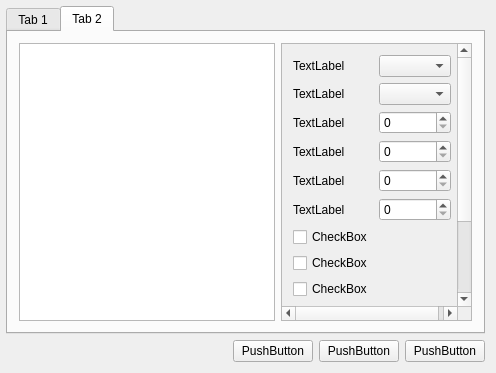
Old version of the form TimeTable-Qt/Settings_New.ui in the repository SHM-white/TimeTable-Qt.
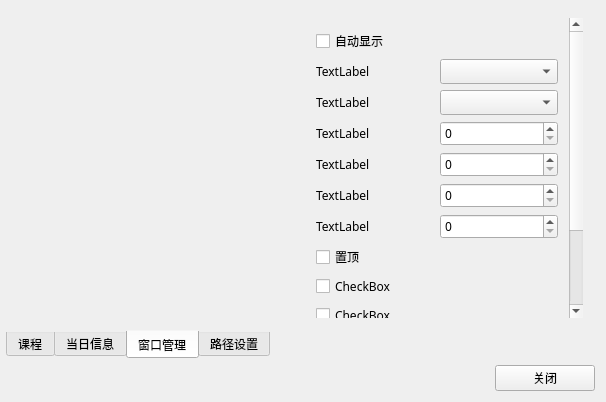
New version of the form. The open tabs and pages were chosen to show the change.

```diff
--- a/TimeTable-Qt/Settings_New.ui
+++ b/TimeTable-Qt/Settings_New.ui
@@ -6,13 +6,43 @@
    <rect>
     <x>0</x>
     <y>0</y>
-    <width>496</width>
-    <height>373</height>
+    <width>606</width>
+    <height>402</height>
    </rect>
   </property>
+  <property name="font">
+   <font>
+    <family>Microsoft YaHei</family>
+   </font>
+  </property>
   <property name="windowTitle">
    <string>Settings_New</string>
   </property>
+  <property name="styleSheet">
+   <string notr="true">QWidget#scrollAreaWidgetContents{
+	border-top:0px solid #e8f3f9;
+    background:transparent;
+}
+QListView {
+    background-color: transparent;
+}
+
+QColumnView {
+    background-color: transparent;
+}
+QScrollArea {
+    background-color: transparent;
+	border-color: transparent;
+}
+QTabWidget::tab {
+    background-color: transparent;
+}
+QTabWidget:pane 
+{
+	border-top:0px solid #e8f3f9;
+	background:  transparent; 
+}</string>
+  </property>
   <layout class="QGridLayout" name="gridLayout">
    <property name="leftMargin">
     <number>6</number>
@@ -22,54 +52,171 @@
    </property>
    <item row="0" column="0">
     <widget class="QTabWidget" name="tabWidget">
+     <property name="font">
+      <font>
+       <family>Microsoft YaHei</family>
+      </font>
+     </property>
+     <property name="tabPosition">
+      <enum>QTabWidget::South</enum>
+     </property>
      <property name="currentIndex">
-      <number>1</number>
+      <number>0</number>
      </property>
      <widget class="QWidget" name="tab">
       <attribute name="title">
-       <string>Tab 1</string>
+       <string>课程</string>
       </attribute>
-      <layout class="QGridLayout" name="gridLayout_2">
-       <item row="0" column="1">
-        <widget class="QPushButton" name="pushButton_6">
-         <property name="text">
-          <string>PushButton</string>
+      <layout class="QHBoxLayout" name="horizontalLayout_6">
+       <item>
+        <widget class="QColumnView" name="columnView">
+         <property name="font">
+          <font>
+           <family>Microsoft YaHei</family>
+          </font>
          </property>
         </widget>
        </item>
-       <item row="1" column="1">
-        <widget class="QPushButton" name="pushButton_8">
-         <property name="text">
-          <string>PushButton</string>
-         </property>
-        </widget>
+       <item>
+        <layout class="QVBoxLayout" name="verticalLayout_2">
+         <item>
+          <widget class="QPushButton" name="pushButton_8">
+           <property name="font">
+            <font>
+             <family>Microsoft YaHei</family>
+            </font>
+           </property>
+           <property name="inputMethodHints">
+            <set>Qt::ImhNone</set>
+           </property>
+           <property name="text">
+            <string>添加</string>
+           </property>
+          </widget>
+         </item>
+         <item>
+          <widget class="QPushButton" name="pushButton_7">
+           <property name="font">
+            <font>
+             <family>Microsoft YaHei</family>
+            </font>
+           </property>
+           <property name="inputMethodHints">
+            <set>Qt::ImhNone</set>
+           </property>
+           <property name="text">
+            <string>删除</string>
+           </property>
+          </widget>
+         </item>
+         <item>
+          <widget class="QPushButton" name="pushButton_9">
+           <property name="font">
+            <font>
+             <family>Microsoft YaHei</family>
+            </font>
+           </property>
+           <property name="inputMethodHints">
+            <set>Qt::ImhNone</set>
+           </property>
+           <property name="text">
+            <string>按开始时间排序</string>
+           </property>
+          </widget>
+         </item>
+         <item>
+          <widget class="QPushButton" name="pushButton_6">
+           <property name="font">
+            <font>
+             <family>Microsoft YaHei</family>
+            </font>
+           </property>
+           <property name="inputMethodHints">
+            <set>Qt::ImhNone</set>
+           </property>
+           <property name="text">
+            <string>刷新</string>
+           </property>
+          </widget>
+         </item>
+        </layout>
        </item>
-       <item row="3" column="1">
-        <widget class="QPushButton" name="pushButton_7">
-         <property name="text">
-          <string>PushButton</string>
-         </property>
-        </widget>
+      </layout>
+     </widget>
+     <widget class="QWidget" name="tab_4">
+      <attribute name="title">
+       <string>当日信息</string>
+      </attribute>
+      <layout class="QHBoxLayout" name="horizontalLayout_7">
+       <item>
+        <widget class="QListWidget" name="listWidget"/>
        </item>
-       <item row="2" column="1">
-        <widget class="QPushButton" name="pushButton_9">
-         <property name="text">
-          <string>PushButton</string>
-         </property>
-        </widget>
-       </item>
-       <item row="0" column="0" rowspan="5">
-        <widget class="QColumnView" name="columnView"/>
+       <item>
+        <layout class="QVBoxLayout" name="verticalLayout_3">
+         <item>
+          <widget class="QPushButton" name="pushButton_5">
+           <property name="font">
+            <font>
+             <family>Microsoft YaHei</family>
+            </font>
+           </property>
+           <property name="text">
+            <string>添加</string>
+           </property>
+          </widget>
+         </item>
+         <item>
+          <widget class="QPushButton" name="pushButton_4">
+           <property name="font">
+            <font>
+             <family>Microsoft YaHei</family>
+            </font>
+           </property>
+           <property name="text">
+            <string>删除</string>
+           </property>
+          </widget>
+         </item>
+         <item>
+          <widget class="QPushButton" name="pushButton_16">
+           <property name="font">
+            <font>
+             <family>Microsoft YaHei</family>
+            </font>
+           </property>
+           <property name="text">
+            <string>刷新</string>
+           </property>
+          </widget>
+         </item>
+        </layout>
        </item>
       </layout>
      </widget>
      <widget class="QWidget" name="tab_2">
       <attribute name="title">
-       <string>Tab 2</string>
+       <string>窗口管理</string>
       </attribute>
-      <layout class="QGridLayout" name="gridLayout_3">
-       <item row="0" column="1">
+      <layout class="QHBoxLayout" name="horizontalLayout_9">
+       <item>
+        <widget class="QColumnView" name="columnView_2">
+         <property name="font">
+          <font>
+           <family>Microsoft YaHei</family>
+          </font>
+         </property>
+        </widget>
+       </item>
+       <item>
         <widget class="QScrollArea" name="scrollArea">
+         <property name="font">
+          <font>
+           <family>Microsoft YaHei</family>
+          </font>
+         </property>
+         <property name="autoFillBackground">
+          <bool>false</bool>
+         </property>
          <property name="widgetResizable">
           <bool>true</bool>
          </property>
@@ -78,126 +225,376 @@
            <rect>
             <x>0</x>
             <y>0</y>
-            <width>196</width>
-            <height>314</height>
+            <width>287</width>
+            <height>329</height>
            </rect>
           </property>
-          <layout class="QGridLayout" name="gridLayout_4">
-           <item row="2" column="0">
-            <widget class="QLabel" name="label_3">
-             <property name="text">
-              <string>TextLabel</string>
-             </property>
-            </widget>
-           </item>
-           <item row="5" column="0">
-            <widget class="QLabel" name="label_6">
-             <property name="text">
-              <string>TextLabel</string>
-             </property>
-            </widget>
-           </item>
-           <item row="7" column="0">
+          <layout class="QVBoxLayout" name="verticalLayout_4">
+           <item>
             <widget class="QCheckBox" name="checkBox_2">
-             <property name="text">
-              <string>CheckBox</string>
+             <property name="font">
+              <font>
+               <family>Microsoft YaHei</family>
+              </font>
              </property>
-            </widget>
-           </item>
-           <item row="11" column="0" colspan="2">
-            <widget class="QPushButton" name="pushButton">
              <property name="text">
-              <string>PushButton</string>
+              <string>自动显示</string>
              </property>
             </widget>
            </item>
-           <item row="0" column="0">
-            <widget class="QLabel" name="label">
-             <property name="text">
-              <string>TextLabel</string>
-             </property>
-            </widget>
+           <item>
+            <layout class="QHBoxLayout" name="horizontalLayout_8">
+             <item>
+              <widget class="QLabel" name="label">
+               <property name="font">
+                <font>
+                 <family>Microsoft YaHei</family>
+                </font>
+               </property>
+               <property name="text">
+                <string>TextLabel</string>
+               </property>
+              </widget>
+             </item>
+             <item>
+              <widget class="QComboBox" name="comboBox">
+               <property name="font">
+                <font>
+                 <family>Microsoft YaHei</family>
+                </font>
+               </property>
+              </widget>
+             </item>
+            </layout>
            </item>
-           <item row="6" column="0">
+           <item>
+            <layout class="QHBoxLayout" name="horizontalLayout_10">
+             <item>
+              <widget class="QLabel" name="label_2">
+               <property name="font">
+                <font>
+                 <family>Microsoft YaHei</family>
+                </font>
+               </property>
+               <property name="text">
+                <string>TextLabel</string>
+               </property>
+              </widget>
+             </item>
+             <item>
+              <widget class="QComboBox" name="comboBox_2">
+               <property name="font">
+                <font>
+                 <family>Microsoft YaHei</family>
+                </font>
+               </property>
+              </widget>
+             </item>
+            </layout>
+           </item>
+           <item>
+            <layout class="QHBoxLayout" name="horizontalLayout_11">
+             <item>
+              <widget class="QLabel" name="label_3">
+               <property name="font">
+                <font>
+                 <family>Microsoft YaHei</family>
+                </font>
+               </property>
+               <property name="text">
+                <string>TextLabel</string>
+               </property>
+              </widget>
+             </item>
+             <item>
+              <widget class="QSpinBox" name="spinBox">
+               <property name="font">
+                <font>
+                 <family>Microsoft YaHei</family>
+                </font>
+               </property>
+              </widget>
+             </item>
+            </layout>
+           </item>
+           <item>
+            <layout class="QHBoxLayout" name="horizontalLayout_12">
+             <item>
+              <widget class="QLabel" name="label_4">
+               <property name="font">
+                <font>
+                 <family>Microsoft YaHei</family>
+                </font>
+               </property>
+               <property name="text">
+                <string>TextLabel</string>
+               </property>
+              </widget>
+             </item>
+             <item>
+              <widget class="QSpinBox" name="spinBox_2">
+               <property name="font">
+                <font>
+                 <family>Microsoft YaHei</family>
+                </font>
+               </property>
+              </widget>
+             </item>
+            </layout>
+           </item>
+           <item>
+            <layout class="QHBoxLayout" name="horizontalLayout_13">
+             <item>
+              <widget class="QLabel" name="label_5">
+               <property name="font">
+                <font>
+                 <family>Microsoft YaHei</family>
+                </font>
+               </property>
+               <property name="text">
+                <string>TextLabel</string>
+               </property>
+              </widget>
+             </item>
+             <item>
+              <widget class="QSpinBox" name="spinBox_3">
+               <property name="font">
+                <font>
+                 <family>Microsoft YaHei</family>
+                </font>
+               </property>
+              </widget>
+             </item>
+            </layout>
+           </item>
+           <item>
+            <layout class="QHBoxLayout" name="horizontalLayout_14">
+             <item>
+              <widget class="QLabel" name="label_6">
+               <property name="font">
+                <font>
+                 <family>Microsoft YaHei</family>
+                </font>
+               </property>
+               <property name="text">
+                <string>TextLabel</string>
+               </property>
+              </widget>
+             </item>
+             <item>
+              <widget class="QSpinBox" name="spinBox_4">
+               <property name="font">
+                <font>
+                 <family>Microsoft YaHei</family>
+                </font>
+               </property>
+              </widget>
+             </item>
+            </layout>
+           </item>
+           <item>
             <widget class="QCheckBox" name="checkBox">
-             <property name="text">
-              <string>CheckBox</string>
+             <property name="font">
+              <font>
+               <family>Microsoft YaHei</family>
+              </font>
              </property>
-            </widget>
-           </item>
-           <item row="1" column="0">
-            <widget class="QLabel" name="label_2">
              <property name="text">
-              <string>TextLabel</string>
+              <string>置顶</string>
              </property>
             </widget>
            </item>
-           <item row="4" column="1">
-            <widget class="QSpinBox" name="spinBox_3"/>
-           </item>
-           <item row="1" column="1">
-            <widget class="QComboBox" name="comboBox_2"/>
-           </item>
-           <item row="3" column="0">
-            <widget class="QLabel" name="label_4">
-             <property name="text">
-              <string>TextLabel</string>
-             </property>
-            </widget>
-           </item>
-           <item row="12" column="0" colspan="2">
-            <widget class="QPushButton" name="pushButton_2">
-             <property name="text">
-              <string>PushButton</string>
-             </property>
-            </widget>
-           </item>
-           <item row="9" column="0">
-            <widget class="QCheckBox" name="checkBox_5">
-             <property name="text">
-              <string>CheckBox</string>
-             </property>
-            </widget>
-           </item>
-           <item row="5" column="1">
-            <widget class="QSpinBox" name="spinBox_4"/>
-           </item>
-           <item row="8" column="0">
+           <item>
             <widget class="QCheckBox" name="checkBox_4">
+             <property name="font">
+              <font>
+               <family>Microsoft YaHei</family>
+              </font>
+             </property>
              <property name="text">
               <string>CheckBox</string>
              </property>
             </widget>
            </item>
-           <item row="4" column="0">
-            <widget class="QLabel" name="label_5">
+           <item>
+            <widget class="QCheckBox" name="checkBox_5">
+             <property name="font">
+              <font>
+               <family>Microsoft YaHei</family>
+              </font>
+             </property>
              <property name="text">
-              <string>TextLabel</string>
+              <string>CheckBox</string>
              </property>
             </widget>
            </item>
-           <item row="2" column="1">
-            <widget class="QSpinBox" name="spinBox"/>
-           </item>
-           <item row="3" column="1">
-            <widget class="QSpinBox" name="spinBox_2"/>
-           </item>
-           <item row="0" column="1">
-            <widget class="QComboBox" name="comboBox"/>
-           </item>
-           <item row="10" column="0">
+           <item>
             <widget class="QCheckBox" name="checkBox_3">
+             <property name="font">
+              <font>
+               <family>Microsoft YaHei</family>
+              </font>
+             </property>
              <property name="text">
               <string>CheckBox</string>
              </property>
             </widget>
            </item>
+           <item>
+            <widget class="QPushButton" name="pushButton">
+             <property name="font">
+              <font>
+               <family>Microsoft YaHei</family>
+              </font>
+             </property>
+             <property name="text">
+              <string>PushButton</string>
+             </property>
+            </widget>
+           </item>
+           <item>
+            <widget class="QPushButton" name="pushButton_2">
+             <property name="font">
+              <font>
+               <family>Microsoft YaHei</family>
+              </font>
+             </property>
+             <property name="text">
+              <string>PushButton</string>
+             </property>
+            </widget>
+           </item>
           </layout>
          </widget>
         </widget>
        </item>
-       <item row="0" column="0">
-        <widget class="QColumnView" name="columnView_2"/>
+      </layout>
+     </widget>
+     <widget class="QWidget" name="tab_3">
+      <attribute name="title">
+       <string>路径设置</string>
+      </attribute>
+      <layout class="QVBoxLayout" name="verticalLayout">
+       <item alignment="Qt::AlignLeft">
+        <widget class="QLabel" name="label_7">
+         <property name="text">
+          <string>TextLabel</string>
+         </property>
+        </widget>
+       </item>
+       <item>
+        <layout class="QHBoxLayout" name="horizontalLayout_2">
+         <item>
+          <widget class="QLineEdit" name="lineEdit"/>
+         </item>
+         <item>
+          <widget class="QPushButton" name="pushButton_10">
+           <property name="font">
+            <font>
+             <family>Microsoft YaHei</family>
+            </font>
+           </property>
+           <property name="text">
+            <string>PushButton</string>
+           </property>
+          </widget>
+         </item>
+        </layout>
+       </item>
+       <item>
+        <layout class="QHBoxLayout" name="horizontalLayout_3">
+         <item>
+          <widget class="QPushButton" name="pushButton_12">
+           <property name="font">
+            <font>
+             <family>Microsoft YaHei</family>
+            </font>
+           </property>
+           <property name="text">
+            <string>PushButton</string>
+           </property>
+          </widget>
+         </item>
+         <item>
+          <widget class="QPushButton" name="pushButton_13">
+           <property name="font">
+            <font>
+             <family>Microsoft YaHei</family>
+            </font>
+           </property>
+           <property name="text">
+            <string>PushButton</string>
+           </property>
+          </widget>
+         </item>
+        </layout>
+       </item>
+       <item alignment="Qt::AlignLeft">
+        <widget class="QLabel" name="label_8">
+         <property name="text">
+          <string>TextLabel</string>
+         </property>
+        </widget>
+       </item>
+       <item>
+        <layout class="QHBoxLayout" name="horizontalLayout_4">
+         <item>
+          <widget class="QLineEdit" name="lineEdit_2"/>
+         </item>
+         <item>
+          <widget class="QPushButton" name="pushButton_11">
+           <property name="font">
+            <font>
+             <family>Microsoft YaHei</family>
+            </font>
+           </property>
+           <property name="text">
+            <string>PushButton</string>
+           </property>
+          </widget>
+         </item>
+        </layout>
+       </item>
+       <item>
+        <layout class="QHBoxLayout" name="horizontalLayout_5">
+         <item>
+          <widget class="QPushButton" name="pushButton_15">
+           <property name="font">
+            <font>
+             <family>Microsoft YaHei</family>
+            </font>
+           </property>
+           <property name="text">
+            <string>PushButton</string>
+           </property>
+          </widget>
+         </item>
+         <item>
+          <widget class="QPushButton" name="pushButton_14">
+           <property name="font">
+            <font>
+             <family>Microsoft YaHei</family>
+            </font>
+           </property>
+           <property name="text">
+            <string>PushButton</string>
+           </property>
+          </widget>
+         </item>
+        </layout>
+       </item>
+       <item>
+        <spacer name="verticalSpacer">
+         <property name="orientation">
+          <enum>Qt::Vertical</enum>
+         </property>
+         <property name="sizeHint" stdset="0">
+          <size>
+           <width>20</width>
+           <height>40</height>
+          </size>
+         </property>
+        </spacer>
        </item>
       </layout>
      </widget>
@@ -207,6 +604,11 @@
     <layout class="QHBoxLayout" name="horizontalLayout">
      <item>
       <spacer name="horizontalSpacer">
+       <property name="font">
+        <font>
+         <family>Microsoft YaHei</family>
+        </font>
+       </property>
        <property name="orientation">
         <enum>Qt::Horizontal</enum>
        </property>
@@ -218,24 +620,21 @@
        </property>
       </spacer>
      </item>
-     <item>
-      <widget class="QPushButton" name="pushButton_4">
-       <property name="text">
-        <string>PushButton</string>
-       </property>
-      </widget>
-     </item>
-     <item>
-      <widget class="QPushButton" name="pushButton_5">
-       <property name="text">
-        <string>PushButton</string>
-       </property>
-      </widget>
-     </item>
      <item>
       <widget class="QPushButton" name="pushButton_3">
+       <property name="minimumSize">
+        <size>
+         <width>100</width>
+         <height>0</height>
+        </size>
+       </property>
+       <property name="font">
+        <font>
+         <family>Microsoft YaHei</family>
+        </font>
+       </property>
        <property name="text">
-        <string>PushButton</string>
+        <string>关闭</string>
        </property>
       </widget>
      </item>
```
